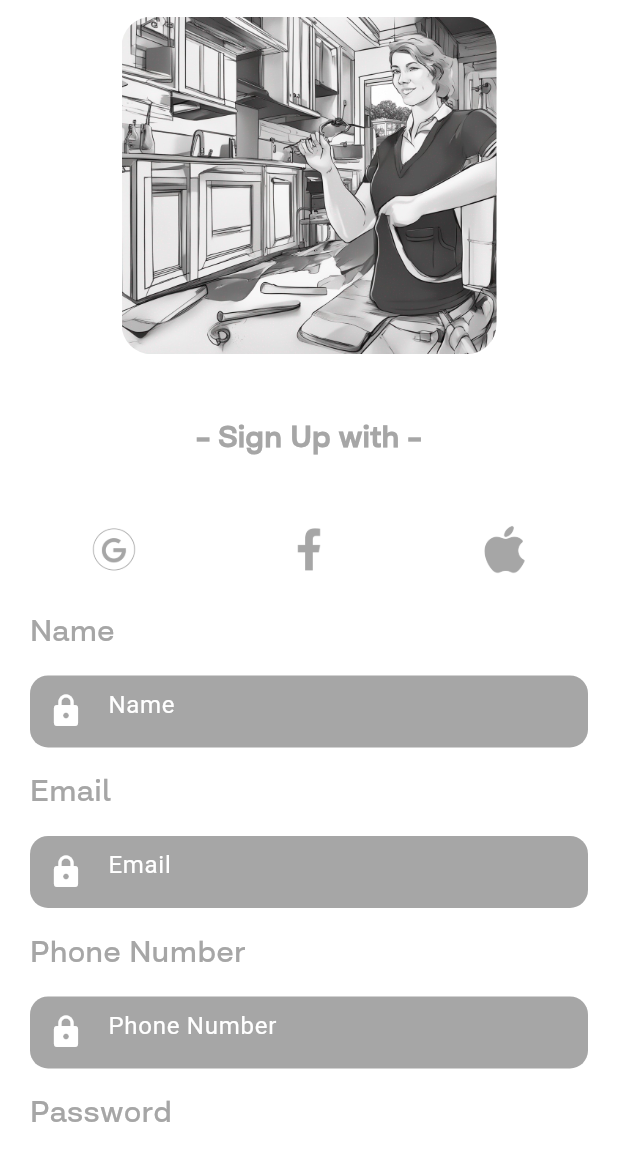
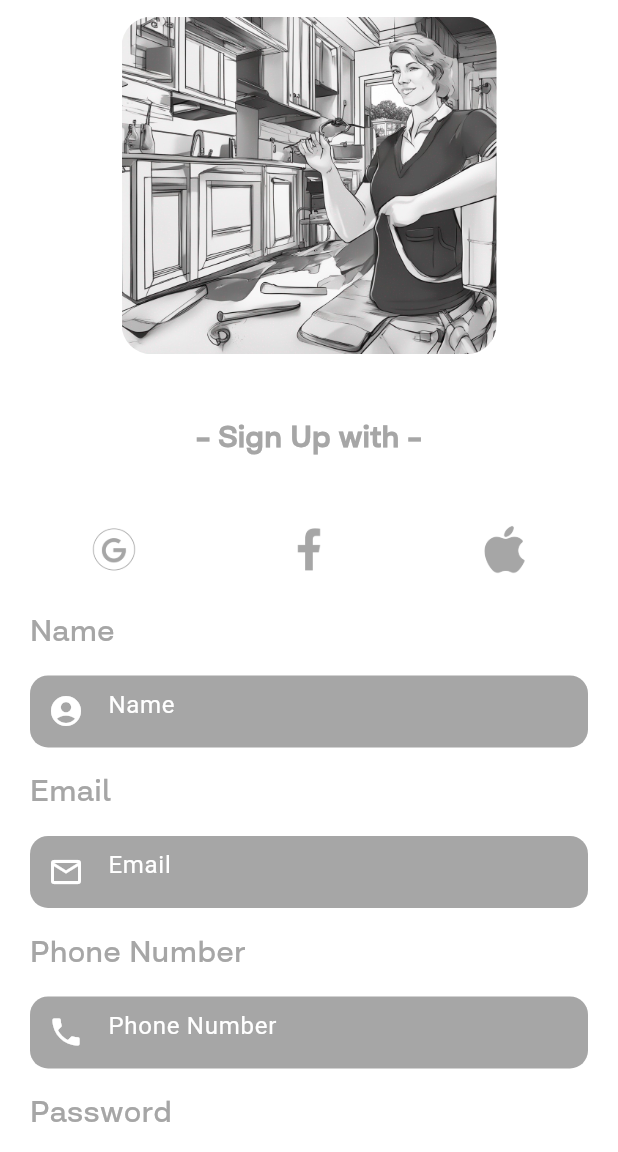
Before and after one commit to Odhran7/tradeful_app, a Flutter app: the OnboardingHomeOwnerTwoPage screen opened by its route, on a phone screen of 412 x 824 dp, the part 84-1236 px from its top. Run offline on Flutter 3.47's test engine with Material 2 defaults, Android fonts, the phone set to English and light mode, and no system bars; our stand-ins replace flutter_svg, get.

Commit message:
add iconData to widget

```diff
--- a/lib/pages/onboarding/onboardingHomeownerTwoPage.dart
+++ b/lib/pages/onboarding/onboardingHomeownerTwoPage.dart
@@ -54,15 +54,15 @@ class _OnboardingHomeOwnerTwoPageState
                         ),
                         const SizedBox(height: 20),
                         _ssoWidget(),
-                        FormEntryWidget(text: "Name"),
+                        FormEntryWidget(text: "Name", icon: Icons.account_circle_rounded),
                         const SizedBox(height: 15),
-                        FormEntryWidget(text: "Email"),
+                        FormEntryWidget(text: "Email", icon: Icons.email_outlined),
                         const SizedBox(height: 15),
-                        FormEntryWidget(text: "Phone Number"),
+                        FormEntryWidget(text: "Phone Number", icon: Icons.phone),
                         const SizedBox(height: 15),
-                        FormEntryWidget(text: "Password"),
+                        FormEntryWidget(text: "Password", icon: Icons.lock),
                         const SizedBox(height: 15),
-                        FormEntryWidget(text: "Confirm Password"),
+                        FormEntryWidget(text: "Confirm Password", icon: Icons.lock),
                         const SizedBox(height: 15),
                         Row(
                           children: <Widget>[
--- a/lib/widgets/FormEntryWidget.dart
+++ b/lib/widgets/FormEntryWidget.dart
@@ -6,8 +6,10 @@ import 'big_text.dart';
 
 class FormEntryWidget extends StatelessWidget {
   final String text;
+  final IconData icon;
   Color? color;
-  FormEntryWidget({super.key, required this.text, this.color = const Color(0xffa6a6a6)});
+  FormEntryWidget(
+      {super.key, required this.text, this.color = const Color(0xffa6a6a6), required this.icon});
 
   @override
   Widget build(BuildContext context) {
@@ -30,7 +32,7 @@ class FormEntryWidget extends StatelessWidget {
             decoration: InputDecoration(
               border: InputBorder.none,
               prefixIcon: Icon(
-                Icons.lock,
+                icon,
                 color: Colors.white,
               ),
               hintText: text,
```
